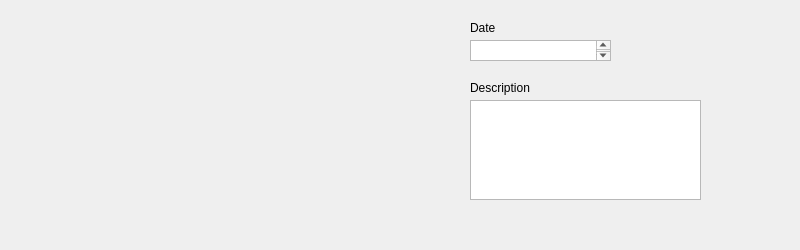
This is forms/radiographwidget.ui in DINOZYAVIER/hospital-manager as Qt 5 draws it before an edit. The edited form follows.
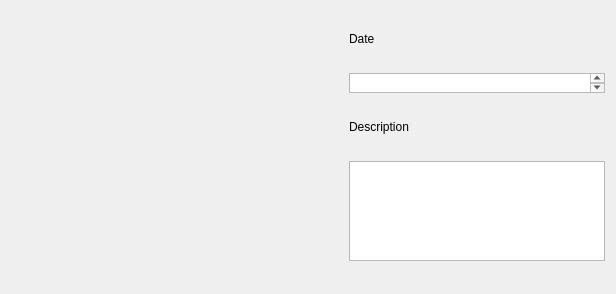
This is the edited form.

Diff of the .ui file:
```diff
--- a/forms/radiographwidget.ui
+++ b/forms/radiographwidget.ui
@@ -6,72 +6,99 @@
    <rect>
     <x>0</x>
     <y>0</y>
-    <width>800</width>
-    <height>250</height>
+    <width>616</width>
+    <height>294</height>
    </rect>
   </property>
   <property name="windowTitle">
    <string>Form</string>
   </property>
+  <layout class="QHBoxLayout" name="horizontalLayout" stretch="1,0">
+   <item>
   <widget class="QLabel" name="imageLabel">
-   <property name="geometry">
-    <rect>
-     <x>10</x>
-     <y>10</y>
-     <width>200</width>
-     <height>200</height>
-    </rect>
+     <property name="sizePolicy">
+      <sizepolicy hsizetype="Preferred" vsizetype="Preferred">
+       <horstretch>0</horstretch>
+       <verstretch>0</verstretch>
+      </sizepolicy>
    </property>
    <property name="text">
     <string/>
    </property>
   </widget>
-  <widget class="QLabel" name="DescriptionLabel">
-   <property name="geometry">
-    <rect>
-     <x>470</x>
-     <y>80</y>
-     <width>71</width>
-     <height>16</height>
-    </rect>
-   </property>
-   <property name="text">
-    <string>Description</string>
-   </property>
-  </widget>
+   </item>
+   <item>
+    <layout class="QVBoxLayout" name="verticalLayout">
+     <property name="sizeConstraint">
+      <enum>QLayout::SetFixedSize</enum>
+     </property>
+     <item>
   <widget class="QLabel" name="DateLabel">
-   <property name="geometry">
-    <rect>
-     <x>470</x>
-     <y>20</y>
-     <width>58</width>
-     <height>16</height>
-    </rect>
+       <property name="sizePolicy">
+        <sizepolicy hsizetype="Preferred" vsizetype="Fixed">
+         <horstretch>0</horstretch>
+         <verstretch>0</verstretch>
+        </sizepolicy>
+       </property>
+       <property name="maximumSize">
+        <size>
+         <width>16777215</width>
+         <height>20</height>
+        </size>
    </property>
    <property name="text">
     <string>Date</string>
    </property>
   </widget>
+     </item>
+     <item>
+      <widget class="QTextEdit" name="DateEdit">
+       <property name="maximumSize">
+        <size>
+         <width>16777215</width>
+         <height>20</height>
+        </size>
+       </property>
+      </widget>
+     </item>
+     <item>
+      <widget class="QLabel" name="DescriptionLabel">
+       <property name="sizePolicy">
+        <sizepolicy hsizetype="Preferred" vsizetype="Preferred">
+         <horstretch>0</horstretch>
+         <verstretch>0</verstretch>
+        </sizepolicy>
+       </property>
+       <property name="maximumSize">
+        <size>
+         <width>16777215</width>
+         <height>20</height>
+        </size>
+       </property>
+       <property name="text">
+        <string>Description</string>
+       </property>
+      </widget>
+     </item>
+     <item>
   <widget class="QTextEdit" name="DescriptionEdit">
-   <property name="geometry">
-    <rect>
-     <x>470</x>
-     <y>100</y>
-     <width>231</width>
+       <property name="sizePolicy">
+        <sizepolicy hsizetype="Expanding" vsizetype="Preferred">
+         <horstretch>0</horstretch>
+         <verstretch>0</verstretch>
+        </sizepolicy>
+       </property>
+       <property name="maximumSize">
+        <size>
+         <width>16777215</width>
      <height>100</height>
-    </rect>
-   </property>
-  </widget>
-  <widget class="QTextEdit" name="DateEdit">
-   <property name="geometry">
-    <rect>
-     <x>470</x>
-     <y>40</y>
-     <width>141</width>
-     <height>21</height>
-    </rect>
-   </property>
-  </widget>
+        </size>
+       </property>
+      </widget>
+     </item>
+    </layout>
+   </item>
+  </layout>
  </widget>
  <resources/>
  <connections/>
```
Lines whose indentation alone changed are shown as unchanged.
